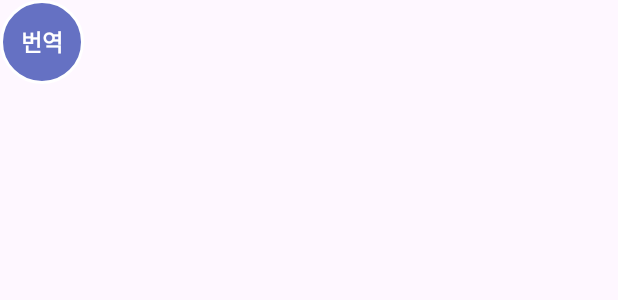
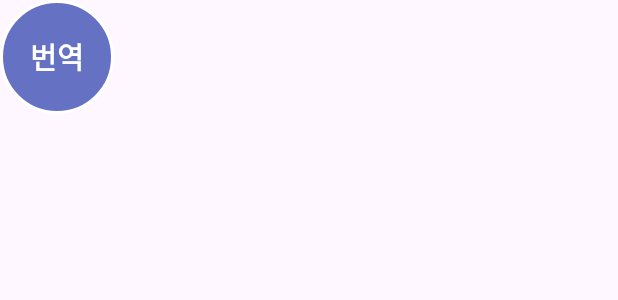
Before and after one commit to yeolmoolover/Portfolio_1, an Android app: the layout bubble.xml on its own in the app's theme, with its tools: preview values and no code run, on a phone screen of 412 x 824 dp. Shown: the top 300 px of the screen. Run offline under Robolectric (Android 15) with nearby library versions, the phone set to English and light mode, and no system bars.

Commit message:
Per-block overlay windows (100% opaque boxes), bigger floating button
- Replace the full-screen overlay with one small window per translated
  block so boxes can be fully opaque while touches outside them still
  reach the app (Android 12+ only blocks touches on >0.8-opacity windows
  at the touch point).
- Default opacity 1.0 (new pref key so existing installs pick it up).
- Floating button 56dp -> 76dp, menu pills larger.

Co-Authored-By: Claude Fable 5.1 <noreply@anthropic.com>
Claude-Session: https://claude.ai/code/session_01McFbrXtjXuTWAVFjU1evmi

```diff
--- a/ScreenTranslator/app/src/main/java/com/portfolio/screentranslator/overlay/BubbleController.kt
+++ b/ScreenTranslator/app/src/main/java/com/portfolio/screentranslator/overlay/BubbleController.kt
@@ -49,7 +49,7 @@ class BubbleController(
         PixelFormat.TRANSLUCENT,
     ).apply {
         gravity = Gravity.TOP or Gravity.START
-        x = context.resources.displayMetrics.widthPixels - (72 * context.resources.displayMetrics.density).toInt()
+        x = context.resources.displayMetrics.widthPixels - (92 * context.resources.displayMetrics.density).toInt()
         y = context.resources.displayMetrics.heightPixels / 3
     }
 
--- a/ScreenTranslator/app/src/main/java/com/portfolio/screentranslator/overlay/OverlayView.kt
+++ b/ScreenTranslator/app/src/main/java/com/portfolio/screentranslator/overlay/OverlayView.kt
@@ -44,7 +44,7 @@ class OverlayView(context: Context) : View(context) {
     }
 
     private fun drawBlock(canvas: Canvas, b: TranslatedBlock) {
-        val pad = 3 * density
+        val pad = 4 * density
         val box = RectF(b.box).apply { inset(-pad, -pad) }
         boxPaint.color = b.bgColor
         boxPaint.style = Paint.Style.FILL
--- a/ScreenTranslator/app/src/main/res/layout/activity_main.xml
+++ b/ScreenTranslator/app/src/main/res/layout/activity_main.xml
@@ -156,7 +156,7 @@
             android:layout_width="match_parent"
             android:layout_height="wrap_content"
             android:valueFrom="0.3"
-            android:valueTo="0.8"
+            android:valueTo="1.0"
             android:stepSize="0.05" />
 
         <TextView android:layout_width="wrap_content" android:layout_height="wrap_content" android:text="@string/font_scale" />
--- a/ScreenTranslator/app/src/main/res/layout/bubble.xml
+++ b/ScreenTranslator/app/src/main/res/layout/bubble.xml
@@ -8,13 +8,13 @@
 
     <TextView
         android:id="@+id/btn_translate"
-        android:layout_width="56dp"
-        android:layout_height="56dp"
+        android:layout_width="76dp"
+        android:layout_height="76dp"
         android:background="@drawable/bubble_bg"
         android:gravity="center"
         android:text="번역"
         android:textColor="#FFFFFF"
-        android:textSize="15sp"
+        android:textSize="19sp"
         android:textStyle="bold" />
 
     <LinearLayout
--- a/ScreenTranslator/app/src/main/res/values/strings.xml
+++ b/ScreenTranslator/app/src/main/res/values/strings.xml
@@ -17,7 +17,7 @@
     <string name="source_lang">원문 언어</string>
     <string name="comic_mode">만화 모드 (스크린샷도 함께 보내 효과음·오인식 보정)</string>
     <string name="auto_mode">자동 모드 (화면이 멈추면 자동 번역)</string>
-    <string name="opacity">번역 배경 불투명도</string>
+    <string name="opacity">번역 배경 불투명도 (80% 초과 시 번역 상자 위를 누르는 터치는 차단됨)</string>
     <string name="font_scale">글자 크기 배율</string>
     <string name="usage_today">오늘 사용: Gemini %1$d회 · Gemma %2$d회 · Claude %3$d회 · ML Kit %4$d회</string>
     <string name="perm_overlay">다른 앱 위에 표시 권한이 필요합니다</string>
--- a/ScreenTranslator/app/src/main/res/values/styles.xml
+++ b/ScreenTranslator/app/src/main/res/values/styles.xml
@@ -4,10 +4,10 @@
         <item name="android:layout_height">wrap_content</item>
         <item name="android:layout_marginTop">4dp</item>
         <item name="android:background">@drawable/pill_bg</item>
-        <item name="android:paddingHorizontal">14dp</item>
-        <item name="android:paddingVertical">8dp</item>
+        <item name="android:paddingHorizontal">18dp</item>
+        <item name="android:paddingVertical">11dp</item>
         <item name="android:textColor">#FFFFFF</item>
-        <item name="android:textSize">13sp</item>
+        <item name="android:textSize">15sp</item>
     </style>
     <style name="SectionHeader">
         <item name="android:layout_width">match_parent</item>
```
Also changed, not shown: ScreenTranslator/app/src/main/java/com/portfolio/screentranslator/CaptureService.kt (+5 -18 lines), ScreenTranslator/app/src/main/java/com/portfolio/screentranslator/Prefs.kt (+6 -3 lines), ScreenTranslator/app/src/main/java/com/portfolio/screentranslator/overlay/OverlayLayer.kt (added, +69 -0 lines), 1 other file.
